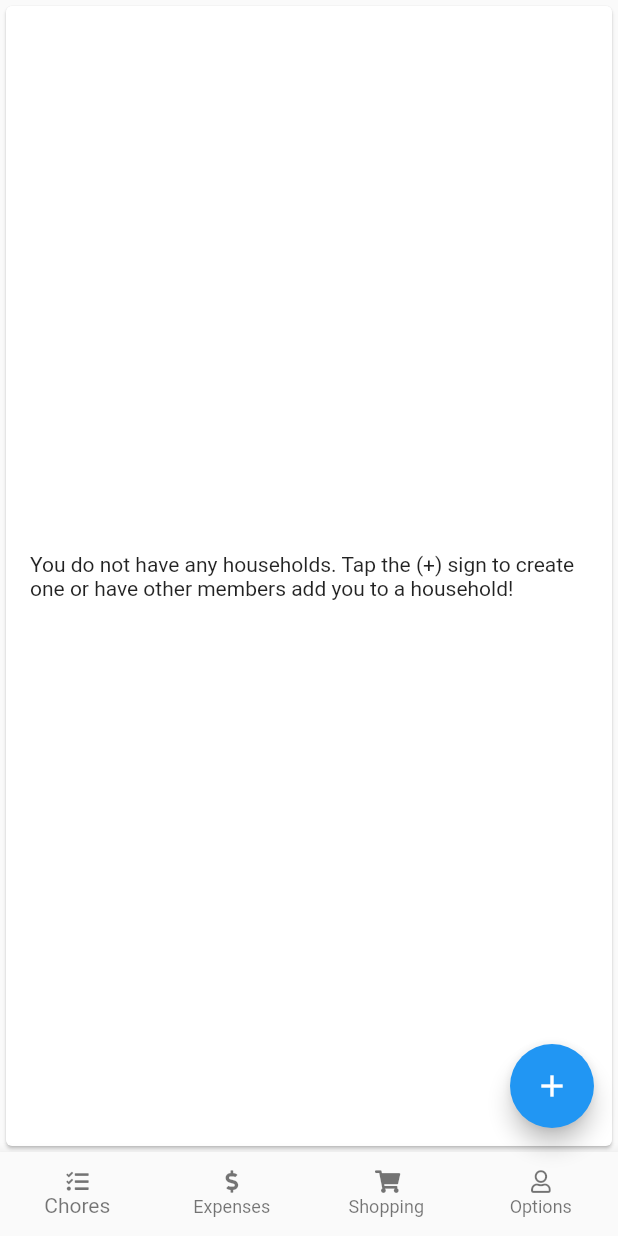
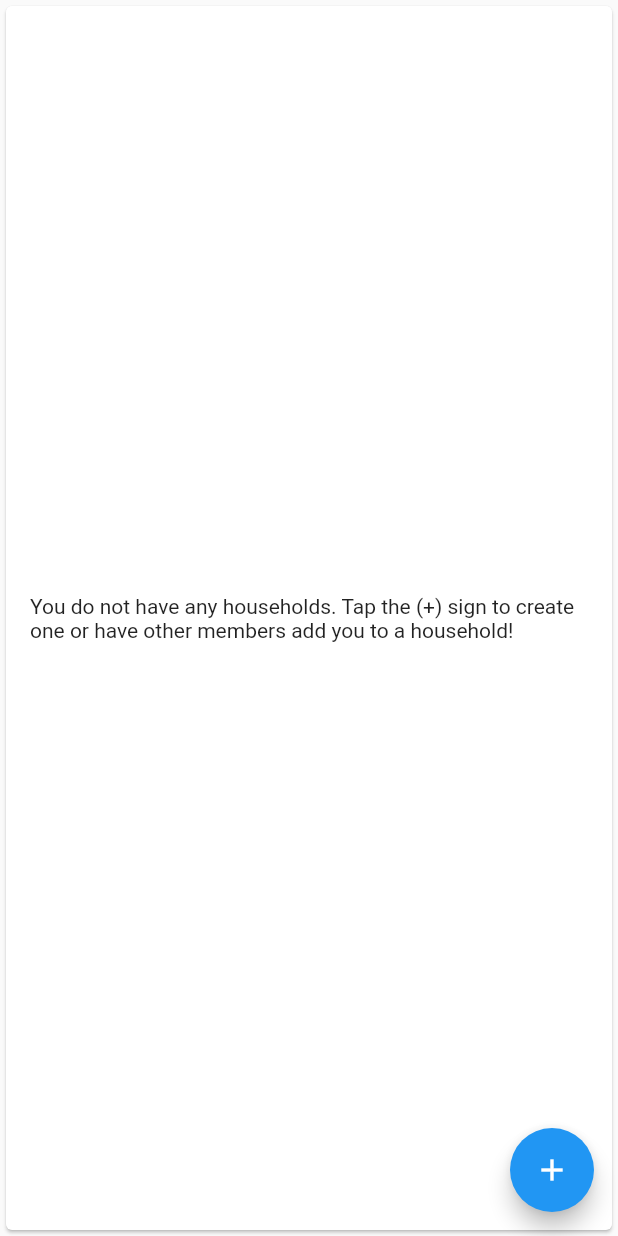
Before and after one commit to sanskaryal/quartermaster, a Flutter app: the screen it shows once a user with an empty profile is signed in, on a phone screen of 412 x 824 dp. Run offline on Flutter 3.47's test engine with Material 2 defaults, Android fonts, the phone set to English and light mode, and no system bars; our stand-ins replace cloud_firestore, firebase_auth, firebase_core, flutter_login, font_awesome_flutter; accounts and stored records are empty.

Commit message:
nav bar removed

```diff
--- a/lib/home/home_no_hh.dart
+++ b/lib/home/home_no_hh.dart
@@ -16,7 +16,7 @@ class CHomeNoHH extends StatelessWidget {
           ),
         ),
       ),
-      bottomNavigationBar: const BottomNavBar(),
+      // bottomNavigationBar: const BottomNavBar(),
       floatingActionButton: FloatingActionButton(
         onPressed: () {
           Navigator.pushNamed(context, '/createHousehold');
```
